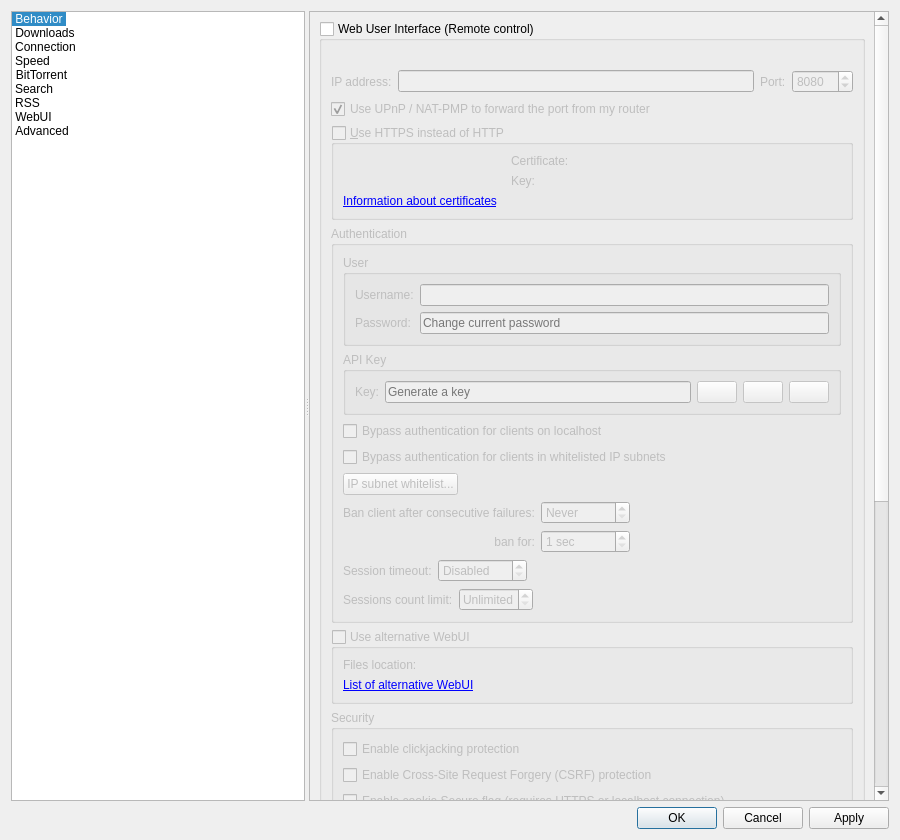
KarmanPrime/Torrenter, file src/gui/optionsdialog.ui: the form before one commit.
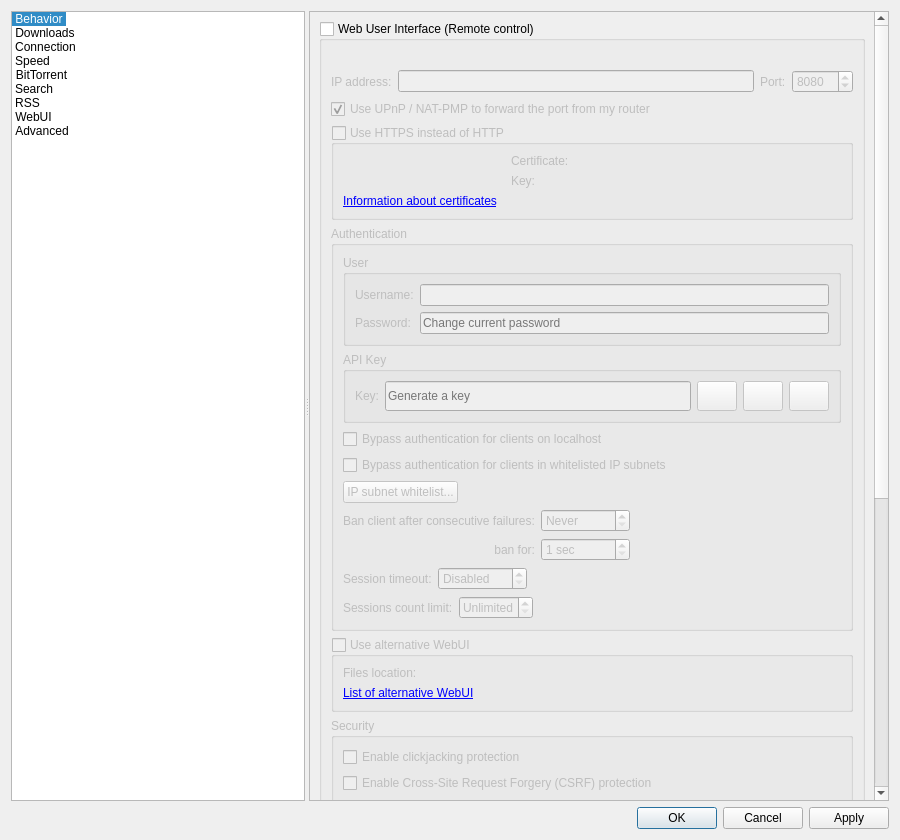
The form after the commit. The open tabs and pages were chosen to show the change. Icons and pictures are not drawn. Custom widgets are drawn as their Qt base class.

Commit message: fix(gui): repair Options card layout and labels

What changed in the file:
```diff
--- a/src/gui/optionsdialog.ui
+++ b/src/gui/optionsdialog.ui
@@ -3875,7 +3875,7 @@
                <item>
                 <widget class="QGroupBox" name="checkWebUIHttps">
                  <property name="title">
-                  <string>&amp;Use HTTPS instead of HTTP</string>
+                  <string>Use HTTPS instead of HTTP</string>
                  </property>
                  <property name="checkable">
                   <bool>true</bool>
@@ -3985,6 +3985,12 @@
                       <layout class="QHBoxLayout" name="horizontalLayoutAPIKey">
                        <item>
                         <widget class="QLineEdit" name="textWebUIAPIKey">
+                         <property name="minimumSize">
+                          <size>
+                           <width>180</width>
+                           <height>30</height>
+                          </size>
+                         </property>
                          <property name="readOnly">
                           <bool>true</bool>
                          </property>
@@ -3995,6 +4001,12 @@
                        </item>
                        <item>
                         <widget class="QPushButton" name="btnWebUIAPIKeyCopy">
+                         <property name="minimumSize">
+                          <size>
+                           <width>32</width>
+                           <height>30</height>
+                          </size>
+                         </property>
                          <property name="enabled">
                           <bool>false</bool>
                          </property>
@@ -4009,6 +4021,12 @@
                        </item>
                        <item>
                         <widget class="QPushButton" name="btnWebUIAPIKeyRotate">
+                         <property name="minimumSize">
+                          <size>
+                           <width>32</width>
+                           <height>30</height>
+                          </size>
+                         </property>
                          <property name="toolTip">
                           <string>Generate API key</string>
                          </property>
@@ -4020,6 +4038,12 @@
                        </item>
                        <item>
                         <widget class="QPushButton" name="btnWebUIAPIKeyDelete">
+                         <property name="minimumSize">
+                          <size>
+                           <width>32</width>
+                           <height>30</height>
+                          </size>
+                         </property>
                          <property name="toolTip">
                           <string>Delete API key</string>
                          </property>
```
Left out of the diff: 22 changed lines with no effect on the pictures. The commit also changes 2 other files.
